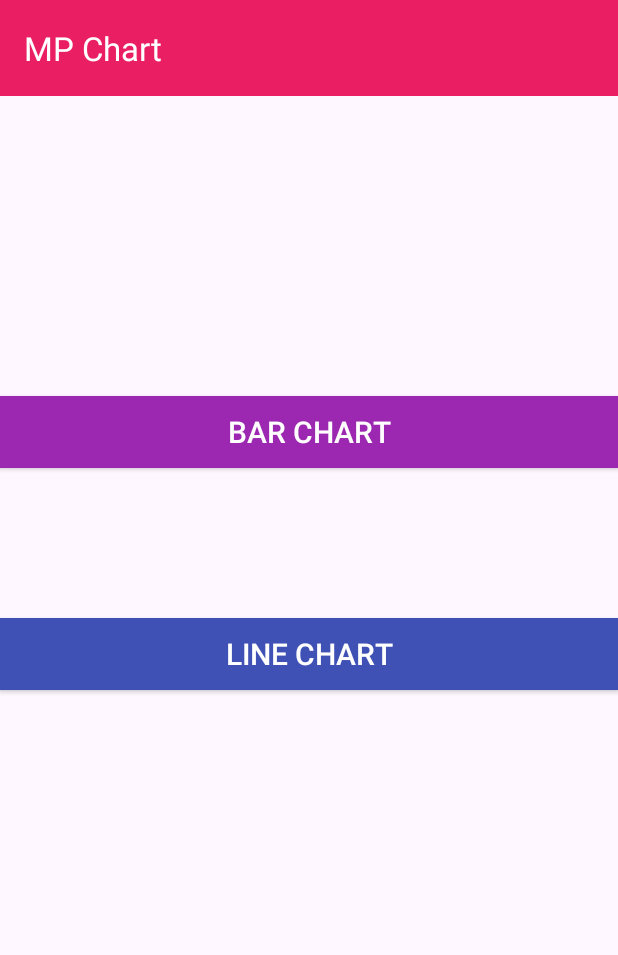
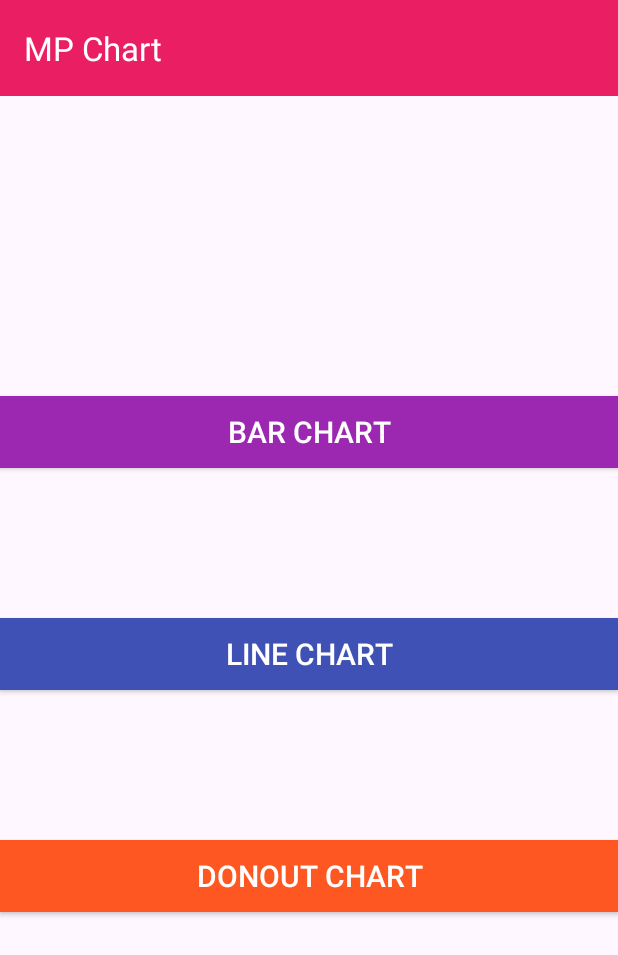
Before and after one commit to PrathameshKumbhar291113/Mp_Chart_Library_Implementation, an Android app: the screen it shows after launch (MainActivity), on a phone screen of 412 x 824 dp. Shown: the top 955 px of the screen. Run offline under Robolectric (Android 15) with nearby library versions, the phone set to English and light mode, and no system bars; libraries missing offline, so code that uses them is left out: splitties.activities.start.

Commit message:
pie chart added

```diff
--- a/app/src/main/AndroidManifest.xml
+++ b/app/src/main/AndroidManifest.xml
@@ -12,6 +12,9 @@
         android:supportsRtl="true"
         android:theme="@style/Theme.MPChartLibImpl"
         tools:targetApi="31">
+        <activity
+            android:name=".DonoutChartActivity"
+            android:exported="false" />
         <activity
             android:name=".HorizontalLineChartActivity"
             android:exported="false" />
--- a/app/src/main/java/com/prathameshkumbhar/mpchartlibimpl/MainActivity.kt
+++ b/app/src/main/java/com/prathameshkumbhar/mpchartlibimpl/MainActivity.kt
@@ -25,6 +25,9 @@ class MainActivity : AppCompatActivity() {
             start<LineChartActivity>()
         }
 
+        binding.donoutChart.setOnClickListener {
+            start<DonoutChartActivity>()
+        }
 
     }
 }
--- a/app/src/main/res/layout/activity_main.xml
+++ b/app/src/main/res/layout/activity_main.xml
@@ -10,6 +10,7 @@
         android:id="@+id/toolBar"
         android:layout_width="match_parent"
         android:layout_height="wrap_content"
+        android:background="@color/pink"
         app:layout_constraintBottom_toTopOf="@id/barChart"
         app:layout_constraintEnd_toEndOf="parent"
         app:layout_constraintStart_toStartOf="parent"
@@ -17,9 +18,7 @@
         app:layout_constraintVertical_bias="0.0"
         app:layout_constraintVertical_chainStyle="packed"
         app:title="MP Chart"
-        app:titleTextColor="@color/white"
-        android:background="@color/pink"
-        />
+        app:titleTextColor="@color/white" />
 
     <androidx.appcompat.widget.AppCompatButton
         android:id="@+id/barChart"
@@ -44,9 +43,23 @@
         android:text="LINE CHART"
         android:textColor="@color/white"
         android:textSize="20dp"
-        app:layout_constraintBottom_toBottomOf="parent"
+        app:layout_constraintBottom_toTopOf="@id/donoutChart"
         app:layout_constraintEnd_toEndOf="parent"
         app:layout_constraintStart_toStartOf="parent"
         app:layout_constraintTop_toBottomOf="@id/barChart" />
 
+    <androidx.appcompat.widget.AppCompatButton
+        android:id="@+id/donoutChart"
+        android:layout_width="0dp"
+        android:layout_height="wrap_content"
+        android:layout_marginTop="100dp"
+        android:background="@color/orange"
+        android:text="DONOUT CHART"
+        android:textColor="@color/white"
+        android:textSize="20dp"
+        app:layout_constraintBottom_toBottomOf="parent"
+        app:layout_constraintEnd_toEndOf="parent"
+        app:layout_constraintStart_toStartOf="parent"
+        app:layout_constraintTop_toBottomOf="@id/lineChart" />
+
 </androidx.constraintlayout.widget.ConstraintLayout>
```
Also changed, not shown: app/src/main/java/com/prathameshkumbhar/mpchartlibimpl/DonoutChartActivity.kt (added, +45 -0 lines), app/src/main/res/layout/activity_donout_chart.xml (added, +18 -0 lines).
